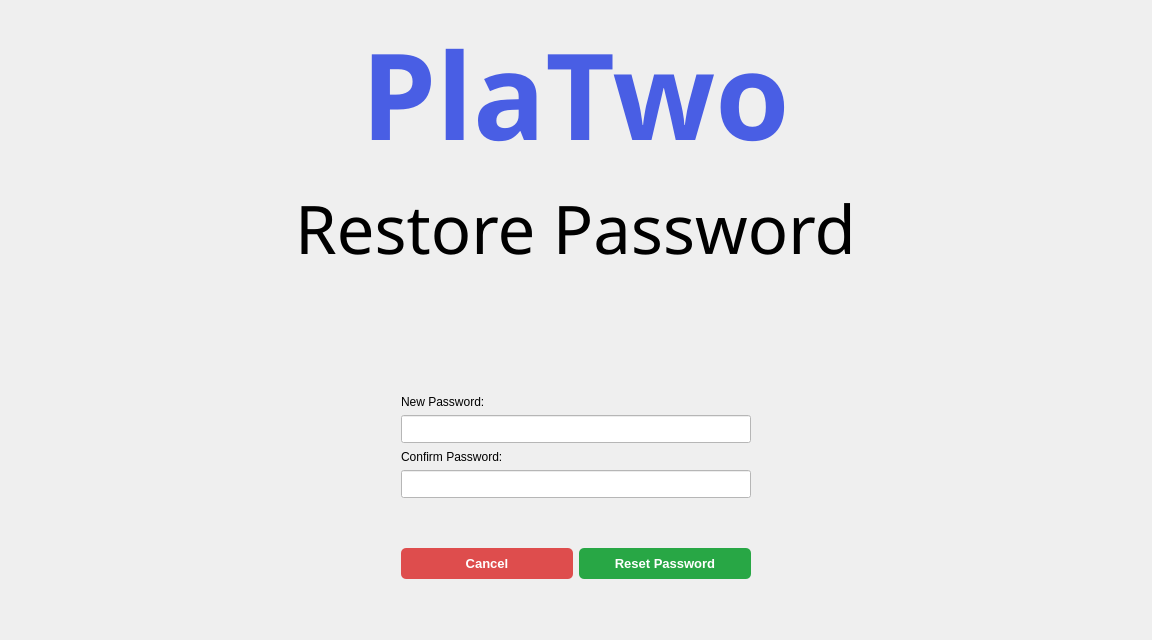
Qt form UI/Auth/ForgotPassword/forgot_password2.ui (PlaTwo-project/PlaTwo) before a commit.
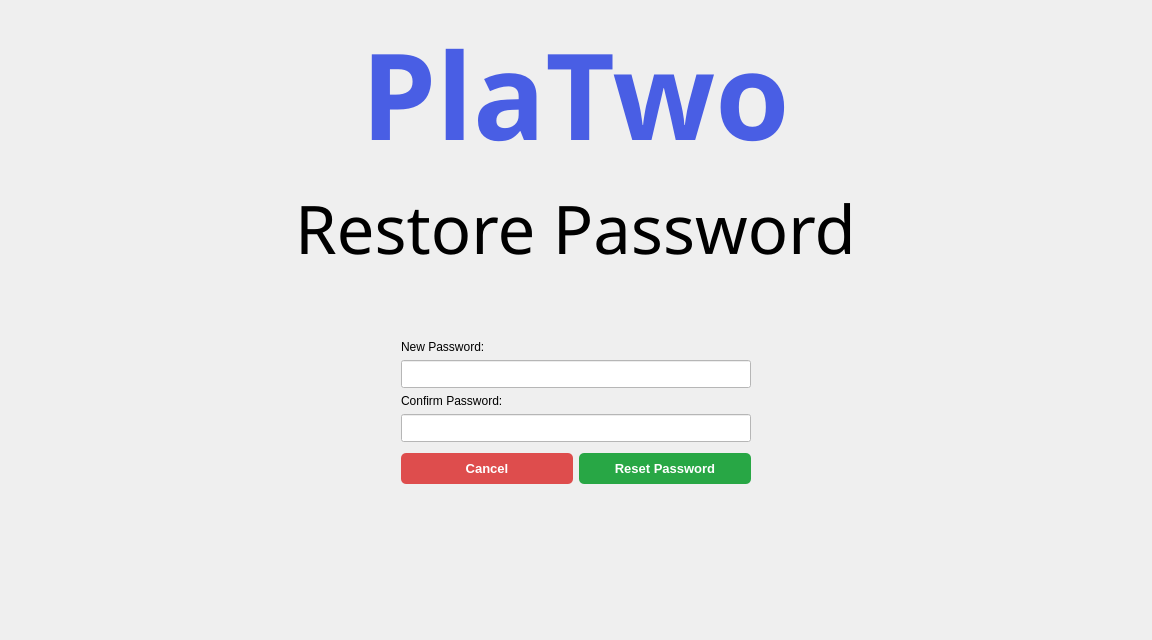
The same form after that commit.

```diff
--- a/UI/Auth/ForgotPassword/forgot_password2.ui
+++ b/UI/Auth/ForgotPassword/forgot_password2.ui
@@ -187,6 +187,9 @@
        <property name="leftMargin">
         <number>350</number>
        </property>
+       <property name="topMargin">
+        <number>5</number>
+       </property>
        <property name="rightMargin">
         <number>350</number>
        </property>
@@ -301,6 +304,38 @@
      </property>
     </spacer>
    </item>
+   <item row="2" column="1">
+    <spacer name="verticalSpacer">
+     <property name="orientation">
+      <enum>Qt::Orientation::Vertical</enum>
+     </property>
+     <property name="sizeType">
+      <enum>QSizePolicy::Policy::Fixed</enum>
+     </property>
+     <property name="sizeHint" stdset="0">
+      <size>
+       <width>20</width>
+       <height>60</height>
+      </size>
+     </property>
+    </spacer>
+   </item>
+   <item row="5" column="1">
+    <spacer name="verticalSpacer_2">
+     <property name="orientation">
+      <enum>Qt::Orientation::Vertical</enum>
+     </property>
+     <property name="sizeType">
+      <enum>QSizePolicy::Policy::MinimumExpanding</enum>
+     </property>
+     <property name="sizeHint" stdset="0">
+      <size>
+       <width>20</width>
+       <height>20</height>
+      </size>
+     </property>
+    </spacer>
+   </item>
   </layout>
  </widget>
  <resources/>
```
Left out of the diff: 74 changed lines with no effect on the pictures.
